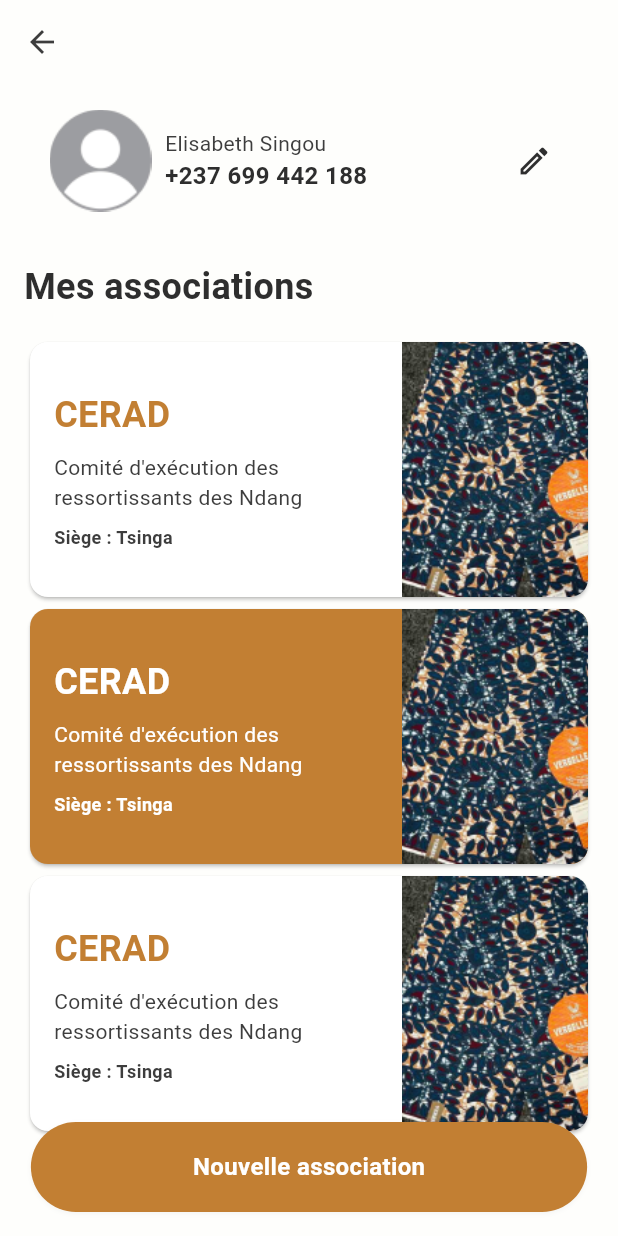
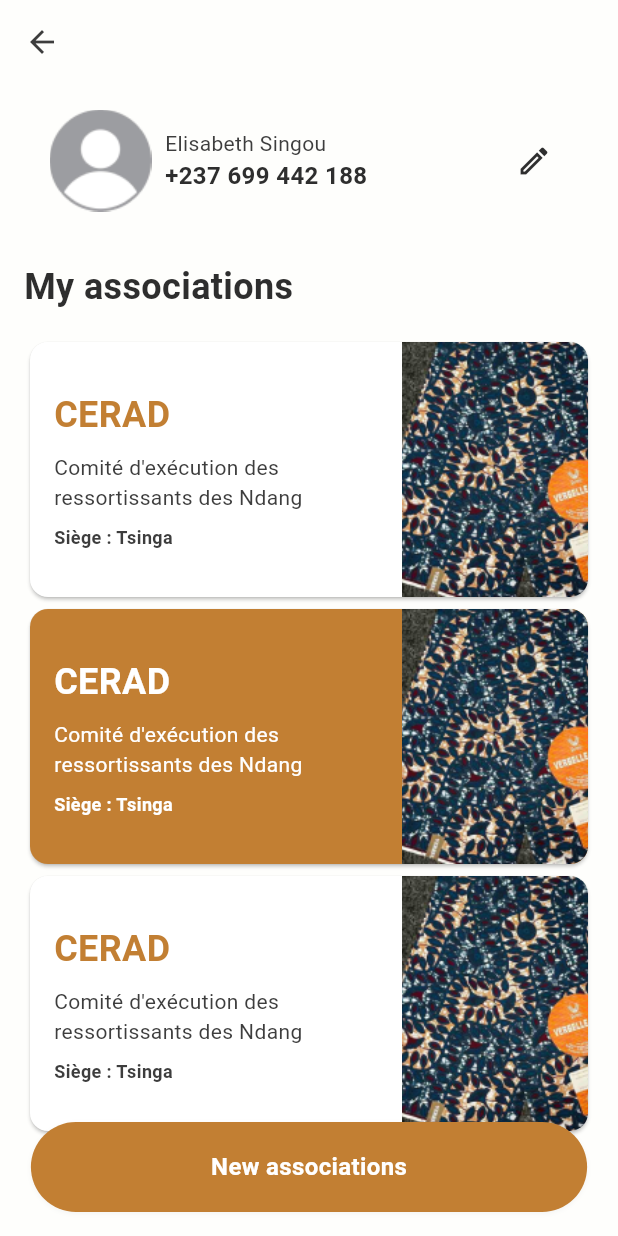
Before and after one commit to konnofuente/manzon, a Flutter app: the HomeView screen opened by its route, on a phone screen of 412 x 824 dp. Run offline on Flutter 3.47's test engine with Material 3 defaults, Android fonts, the phone set to English and light mode, and no system bars; our stand-ins replace flutter_otp_text_field, flutter_svg, get; Roboto replaces fonts that are missing (Rubik); project files that could hold a hidden picture were left out.

Commit message:
feat(app): #6 updated navigation

```diff
--- a/lib/app/manzon.dart
+++ b/lib/app/manzon.dart
@@ -30,7 +30,7 @@ class _ManzonAppState extends State<ManzonApp> {
         translations: widget.translations,
         locale: Get.deviceLocale,
         fallbackLocale: Locale('en', 'US'),
-        initialRoute: AppRouteNames.home,
+        initialRoute: AppRouteNames.splash,
         getPages: AppRoutes.routes,
       ),
     );
--- a/lib/presentation/pages/home/home_view.dart
+++ b/lib/presentation/pages/home/home_view.dart
@@ -44,7 +44,8 @@ class HomeView extends StatelessWidget {
         backgroundColor: Colors.transparent,
         leading: IconButton(
           icon: Icon(Icons.arrow_back, color: AppColors.blackNormal),
-          onPressed: () => Get.back(),
+          // onPressed: () => Get.back(),
+          onPressed: () => print('r'),
         ),
       ),
       body: Padding(
@@ -59,7 +60,7 @@ class HomeView extends StatelessWidget {
             ),
             SizedBox(height: verticalPadding),
             Text(
-              "Mes associations",
+              "my_association".tr,
               style: getBoldStyle(
                   color: AppColors.blackDark, fontSize: FontSize.s24),
             ),
@@ -87,7 +88,7 @@ class HomeView extends StatelessWidget {
       floatingActionButton: DefaultButton(
         onTap: () => print('Create New Association'),
         backgroundColor: AppColors.primaryNormal,
-        text: 'Nouvelle association',
+        text: 'new_association'.tr,
         width: ScreenSize.screenWidth * 0.9,
         fontWeight: FontWeight.w600,
         borderRadius: AppRadius.r50,
--- a/lib/presentation/utils/lang/en.json
+++ b/lib/presentation/utils/lang/en.json
@@ -37,7 +37,10 @@
  "otp_app_bar": "Verification OTP",
   "verification_text": "We have sent you a verification code to",
   "resend_code": "We will resend a code in ",
-  "confirm": "Confirm"
+  "confirm": "Confirm",
+
+  "my_association":"My associations",
+  "new_association":"New associations"
 
 
 
--- a/lib/presentation/utils/lang/fr.json
+++ b/lib/presentation/utils/lang/fr.json
@@ -39,6 +39,10 @@
   "otp_app_bar": "Verification OTP",
   "verification_text": "Nous vous avons envoyé un code de vérification au",
   "resend_code": "On va vous renvoyer un code dans ",
-  "confirm_button_text": "Confirmer"
+  "confirm_button_text": "Confirmer",
+
+
+  "my_association":"Mes associations",
+  "new_association":"Nouvelle associations"
 
   }
```
